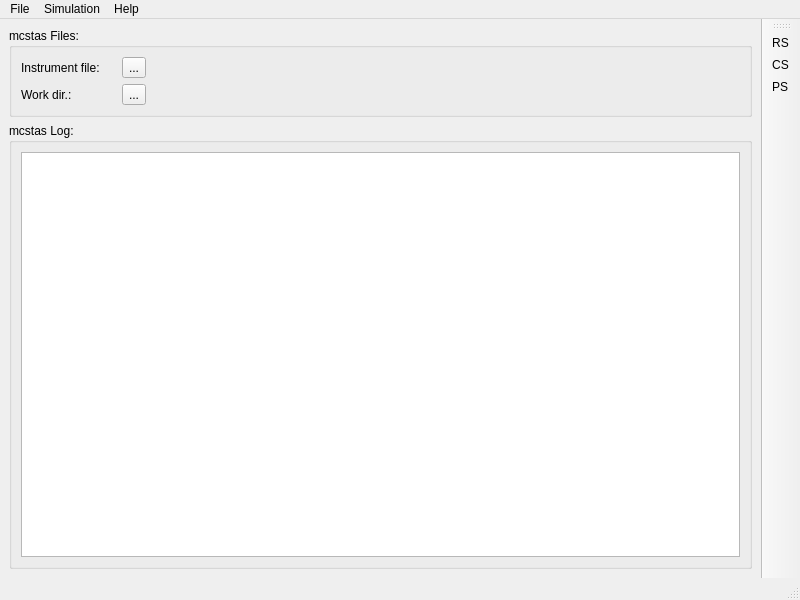
The window that tools/Python/mcgui/mw.ui (McStasMcXtrace/McCode) describes before a commit, drawn with Qt 5.
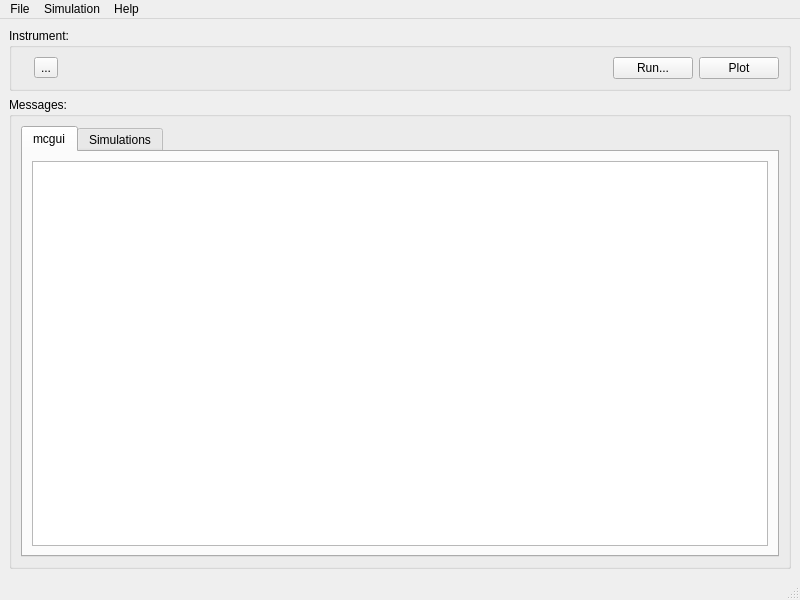
The same window after the commit. Icons and pictures are not drawn.

Commit message: simpler UI reflecting mcrun behavior, added run, plot buttons, removed toolbar

The edit to the form file:
```diff
--- a/tools/Python/mcgui/mw.ui
+++ b/tools/Python/mcgui/mw.ui
@@ -21,26 +21,19 @@
     <item>
      <widget class="QGroupBox" name="groupBox_2">
       <property name="title">
-       <string>mcstas Files:</string>
+       <string>Instrument:</string>
       </property>
       <layout class="QVBoxLayout" name="verticalLayout_2">
        <item>
         <layout class="QGridLayout" name="gridLayout">
-         <item row="2" column="0">
-          <widget class="QLabel" name="label_2">
-           <property name="text">
-            <string>Instrument file: </string>
-           </property>
-          </widget>
-         </item>
-         <item row="2" column="2">
+         <item row="2" column="1">
           <widget class="QLabel" name="lblInstrument">
            <property name="text">
             <string>&lt;Instrument file&gt;</string>
            </property>
           </widget>
          </item>
-         <item row="2" column="3">
+         <item row="2" column="2">
           <widget class="QToolButton" name="tbtnInstrument">
            <property name="toolTip">
             <string>Browse instrument...</string>
@@ -50,56 +43,33 @@
            </property>
           </widget>
          </item>
+         <item row="2" column="3">
+          <spacer name="hspacer">
+           <property name="orientation">
+            <enum>Qt::Horizontal</enum>
+           </property>
+           <property name="sizeHint" stdset="0">
+            <size>
+             <width>40</width>
+             <height>20</height>
+            </size>
+           </property>
+          </spacer>
+         </item>
          <item row="2" column="4">
-          <spacer name="horizontalSpacer_2">
-           <property name="orientation">
-            <enum>Qt::Horizontal</enum>
-           </property>
-           <property name="sizeHint" stdset="0">
-            <size>
-             <width>40</width>
-             <height>20</height>
-            </size>
-           </property>
-          </spacer>
-         </item>
-         <item row="3" column="0">
-          <widget class="QLabel" name="label">
+          <widget class="QPushButton" name="btnRun">
            <property name="text">
-            <string>Work dir.:</string>
+            <string>Run...</string>
            </property>
           </widget>
          </item>
-         <item row="3" column="2">
-          <widget class="QLabel" name="lblWorkDir">
+         <item row="2" column="5">
+          <widget class="QPushButton" name="btnPlot">
            <property name="text">
-            <string>&lt;not defined&gt;</string>
+            <string>Plot</string>
            </property>
           </widget>
          </item>
-         <item row="3" column="3">
-          <widget class="QToolButton" name="tbtnWorkDir">
-           <property name="toolTip">
-            <string>Browse work dir...</string>
-           </property>
-           <property name="text">
-            <string>...</string>
-           </property>
-          </widget>
-         </item>
-         <item row="3" column="4">
-          <spacer name="horizontalSpacer">
-           <property name="orientation">
-            <enum>Qt::Horizontal</enum>
-           </property>
-           <property name="sizeHint" stdset="0">
-            <size>
-             <width>40</width>
-             <height>20</height>
-            </size>
-           </property>
-          </spacer>
-         </item>
         </layout>
        </item>
       </layout>
@@ -111,11 +81,35 @@
       <item>
        <widget class="QGroupBox" name="groupBox">
         <property name="title">
-         <string>mcstas Log:</string>
+         <string>Messages:</string>
         </property>
         <layout class="QVBoxLayout" name="verticalLayout_3">
          <item>
-          <widget class="QTextBrowser" name="textBrowser"/>
+          <widget class="QTabWidget" name="tbxOutput">
+           <property name="currentIndex">
+            <number>0</number>
+           </property>
+           <widget class="QWidget" name="tabMcgui">
+            <attribute name="title">
+             <string>mcgui</string>
+            </attribute>
+            <layout class="QVBoxLayout" name="verticalLayout_4">
+             <item>
+              <widget class="QTextBrowser" name="txtbrwMcgui"/>
+             </item>
+            </layout>
+           </widget>
+           <widget class="QWidget" name="tabSim">
+            <attribute name="title">
+             <string>Simulations</string>
+            </attribute>
+            <layout class="QVBoxLayout" name="verticalLayout_5">
+             <item>
+              <widget class="QTextBrowser" name="txtbrwSim"/>
+             </item>
+            </layout>
+           </widget>
+          </widget>
          </item>
         </layout>
        </widget>
@@ -164,20 +158,6 @@
    <addaction name="menuHelp"/>
   </widget>
   <widget class="QStatusBar" name="statusbar"/>
-  <widget class="QToolBar" name="toolBar">
-   <property name="windowTitle">
-    <string>toolBar</string>
-   </property>
-   <attribute name="toolBarArea">
-    <enum>RightToolBarArea</enum>
-   </attribute>
-   <attribute name="toolBarBreak">
-    <bool>false</bool>
-   </attribute>
-   <addaction name="actionRS"/>
-   <addaction name="actionCS"/>
-   <addaction name="actionPS"/>
-  </widget>
   <action name="actionOpen_instrument">
    <property name="text">
     <string>Load Instrument...</string>
```
Left out of the diff: 16 changed lines with no effect on the pictures. The commit also changes 2 other files.
